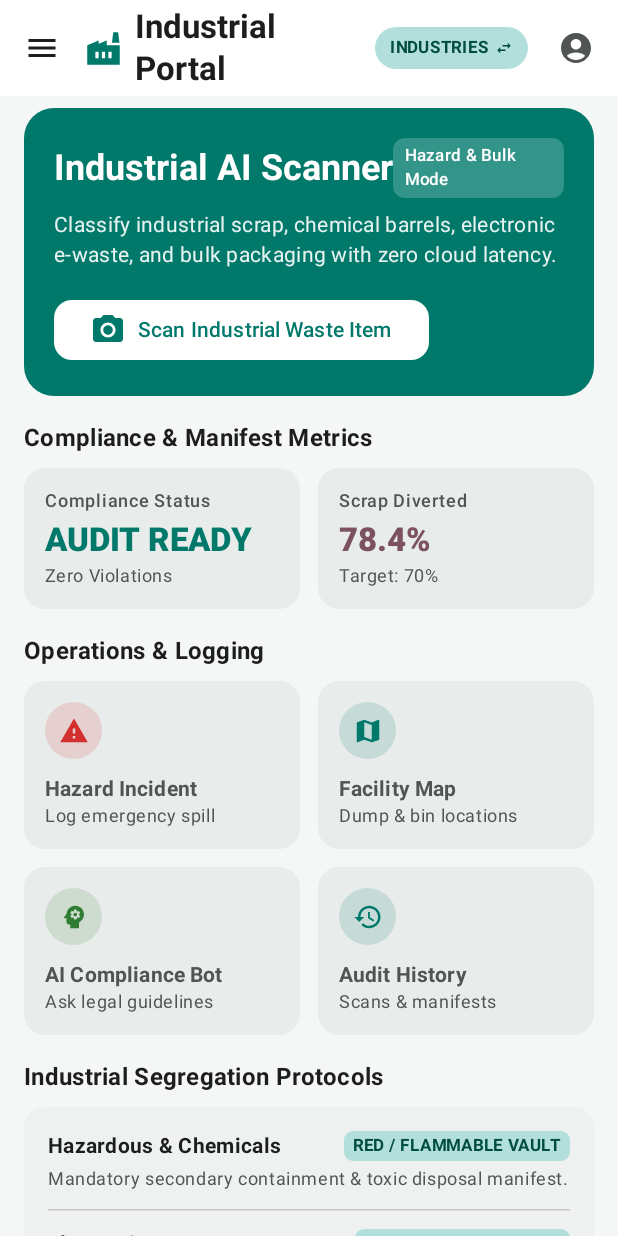
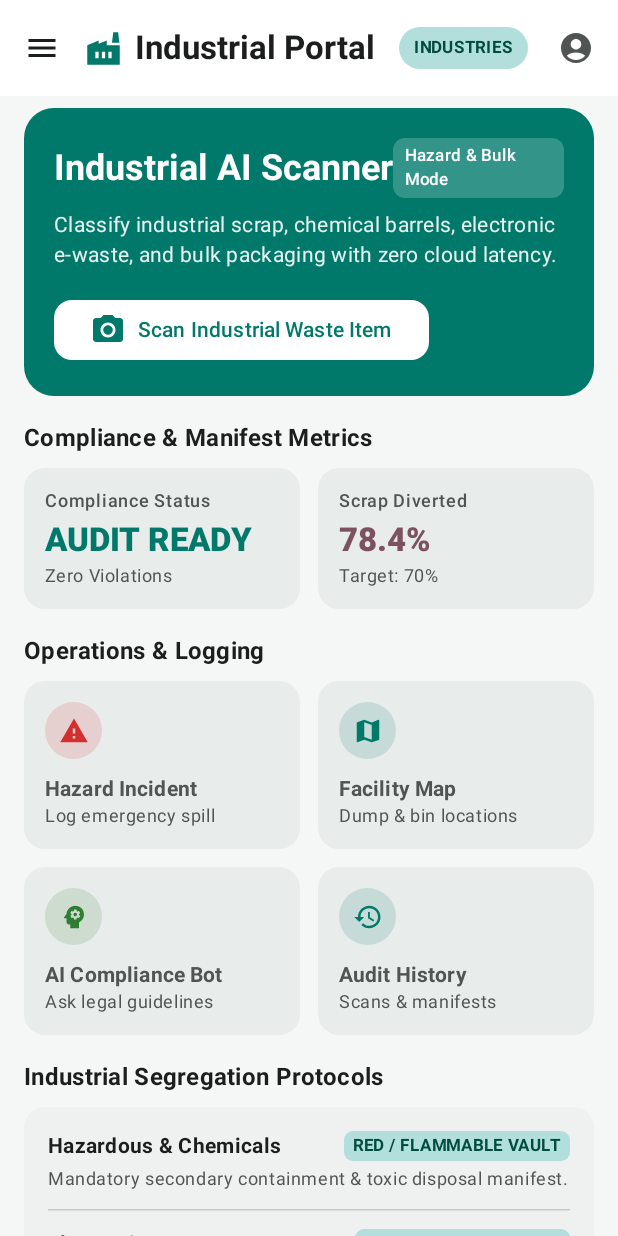
Before and after one commit to chandumaddula/WasteinfoAI, an Android app built with Jetpack Compose: the IndustryDashboardScreen screen opened through its navigation route, on a phone screen of 412 x 824 dp. Run offline under Robolectric (Android 15) with nearby library versions, the phone set to English and light mode, and no system bars; network calls fail.

Commit message:
login and logout changes

```diff
--- a/android/app/src/main/java/com/wasteinfoai/features/common/DashboardSideDrawer.kt
+++ b/android/app/src/main/java/com/wasteinfoai/features/common/DashboardSideDrawer.kt
@@ -174,9 +174,19 @@ fun DashboardSideDrawer(
 
                     Spacer(modifier = Modifier.height(12.dp))
 
-                    // Workspace Dashboards
-                    DrawerSectionHeader("WORKSPACE DASHBOARDS")
+                    // Active Workspace Dashboard
+                    DrawerSectionHeader("WORKSPACE DASHBOARD")
 
+                    val normCat = userCategory.lowercase()
+                    val normRole = userRole.uppercase()
+
+                    val isHousehold = normCat.contains("household") || normRole == "RESIDENT"
+                    val isWorker = normCat.contains("worker") || normCat.contains("sanitation") || normRole == "SANITATION_WORKER"
+                    val isIndustry = normCat.contains("industr") || normRole == "INSTITUTION"
+                    val isReviewer = normCat.contains("reviewer") || normCat.contains("other") || normRole == "REVIEWER"
+                    val isAdmin = normRole == "ADMIN"
+
+                    if (isHousehold) {
                         DrawerItem(
                             icon = Icons.Default.Home,
                             label = "Households Dashboard",
@@ -186,7 +196,9 @@ fun DashboardSideDrawer(
                                 onNavigate(Screen.Home.route)
                             }
                         )
+                    }
 
+                    if (isIndustry) {
                         DrawerItem(
                             icon = Icons.Default.Factory,
                             label = "Industrial Portal",
@@ -196,7 +208,9 @@ fun DashboardSideDrawer(
                                 onNavigate(Screen.IndustryDashboard.route)
                             }
                         )
+                    }
 
+                    if (isWorker) {
                         DrawerItem(
                             icon = Icons.Default.Engineering,
                             label = "Municipal Worker Tasks",
@@ -206,7 +220,9 @@ fun DashboardSideDrawer(
                                 onNavigate(Screen.Tasks.route)
                             }
                         )
+                    }
 
+                    if (isReviewer) {
                         DrawerItem(
                             icon = Icons.Default.Shield,
                             label = "Reviewer & Audit Portal",
@@ -216,7 +232,9 @@ fun DashboardSideDrawer(
                                 onNavigate(Screen.ReviewerDashboard.route)
                             }
                         )
+                    }
 
+                    if (isAdmin) {
                         DrawerItem(
                             icon = Icons.Default.AdminPanelSettings,
                             label = "City Administrator",
@@ -226,6 +244,7 @@ fun DashboardSideDrawer(
                                 onNavigate(Screen.AdminDashboard.route)
                             }
                         )
+                    }
 
                     HorizontalDivider(modifier = Modifier.padding(vertical = 8.dp, horizontal = 16.dp))
 
@@ -288,6 +307,16 @@ fun DashboardSideDrawer(
                     DrawerSectionHeader("SYSTEM & NETWORK")
 
                     DrawerItem(
+                        icon = Icons.Default.AccountCircle,
+                        label = "User Profile",
+                        isSelected = currentRoute == Screen.Login.route,
+                        onClick = {
+                            coroutineScope.launch { drawerState.close() }
+                            onNavigate(Screen.Login.route)
+                        }
+                    )
+
+                    DrawerItem(
                         icon = Icons.Default.Public,
                         label = "Server & Internet Settings",
                         subtitle = if (serverUrl.contains("10.0.2.2")) "Emulator (10.0.2.2)" else serverUrl,
@@ -299,18 +328,8 @@ fun DashboardSideDrawer(
                     )
 
                     DrawerItem(
-                        icon = Icons.Default.SwapHoriz,
-                        label = "Switch Category / Profile",
-                        isSelected = false,
-                        onClick = {
-                            coroutineScope.launch { drawerState.close() }
-                            onNavigate(Screen.CategorySelection.route)
-                        }
-                    )
-
-                    DrawerItem(
                         icon = Icons.AutoMirrored.Filled.Logout,
-                        label = "Log Out / Switch Account",
+                        label = "Log Out",
                         isSelected = false,
                         iconTint = MaterialTheme.colorScheme.error,
                         onClick = {
--- a/android/app/src/main/java/com/wasteinfoai/features/dashboards/IndustryDashboardScreen.kt
+++ b/android/app/src/main/java/com/wasteinfoai/features/dashboards/IndustryDashboardScreen.kt
@@ -39,7 +39,8 @@ fun IndustryDashboardScreen(
     onNavigateToAssistant: () -> Unit,
     onNavigateToHistory: () -> Unit,
     onNavigateToCategorySelection: () -> Unit,
-    onNavigateBack: () -> Unit
+    onNavigateBack: () -> Unit,
+    onLogout: (() -> Unit)? = null
 ) {
     var showLogoutDialog by remember { mutableStateOf(false) }
     val drawerState = rememberDrawerState(initialValue = DrawerValue.Closed)
@@ -89,26 +90,15 @@ fun IndustryDashboardScreen(
                     Surface(
                         shape = RoundedCornerShape(16.dp),
                         color = MaterialTheme.colorScheme.primaryContainer,
-                        modifier = Modifier
-                            .clickable { onNavigateToCategorySelection() }
-                            .padding(end = 8.dp)
+                        modifier = Modifier.padding(end = 8.dp)
                     ) {
-                        Row(
-                            verticalAlignment = Alignment.CenterVertically,
+                        Text(
+                            text = "INDUSTRIES",
+                            style = MaterialTheme.typography.labelSmall,
+                            fontWeight = FontWeight.Bold,
+                            color = MaterialTheme.colorScheme.onPrimaryContainer,
                             modifier = Modifier.padding(horizontal = 10.dp, vertical = 6.dp)
-                        ) {
-                            Text(
-                                text = "INDUSTRIES",
-                                style = MaterialTheme.typography.labelSmall,
-                                fontWeight = FontWeight.Bold,
-                                color = MaterialTheme.colorScheme.onPrimaryContainer
-                            )
-                            Icon(
-                                imageVector = Icons.Default.SwapHoriz,
-                                contentDescription = "Switch Category",
-                                modifier = Modifier.size(16.dp).padding(start = 4.dp)
-                            )
-                        }
+                        )
                     }
                     IconButton(onClick = { showLogoutDialog = true }) {
                         Icon(Icons.Default.AccountCircle, contentDescription = "Account")
@@ -319,18 +309,15 @@ fun IndustryDashboardScreen(
                 }
             },
             confirmButton = {
-                TextButton(onClick = {
-                    showLogoutDialog = false
-                    onNavigateToCategorySelection()
-                }) {
-                    Text("Switch Category")
+                TextButton(onClick = { showLogoutDialog = false }) {
+                    Text("Close")
                 }
             },
             dismissButton = {
                 TextButton(onClick = {
                     sessionManager.clearSession()
                     showLogoutDialog = false
-                    onNavigateToCategorySelection()
+                    onLogout?.invoke() ?: onNavigateToCategorySelection()
                 }) {
                     Text("Log Out", color = MaterialTheme.colorScheme.error)
                 }
--- a/android/gradle.properties
+++ b/android/gradle.properties
@@ -2,3 +2,4 @@ org.gradle.jvmargs=-Xmx2048m -Dfile.encoding=UTF-8
 android.useAndroidX=true
 kotlin.code.style=official
 android.nonTransitiveRClass=true
+android.buildTypes.debug.extractNativeLibs=true
```
Also changed, not shown: android/app/src/main/java/com/wasteinfoai/core/navigation/NavGraph.kt (+41 -5 lines), android/app/src/main/java/com/wasteinfoai/features/auth/LoginScreen.kt (+6 -38 lines), android/app/src/main/java/com/wasteinfoai/features/dashboards/AdminDashboardScreen.kt (+4 -7 lines), android/app/src/main/java/com/wasteinfoai/features/dashboards/ReviewerDashboardScreen.kt (+4 -7 lines), android/app/src/main/java/com/wasteinfoai/features/home/HomeScreen.kt (+9 -69 lines), android/app/src/main/java/com/wasteinfoai/features/tasks/WorkerTasksScreen.kt (+4 -7 lines). Lines whose indentation alone changed are shown as unchanged.
